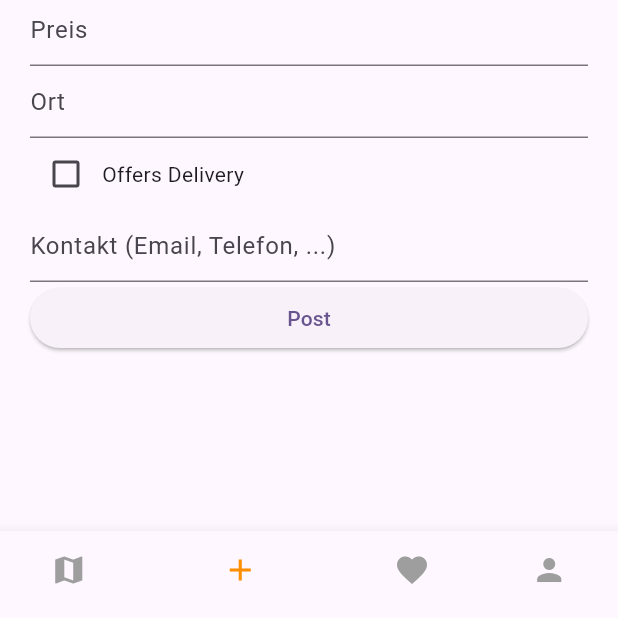
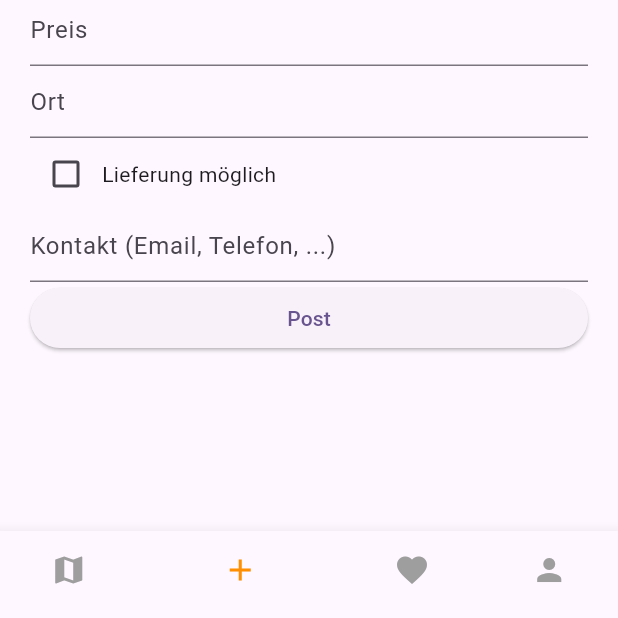
Before and after one commit to sreeroo/BookMarketplace, a Flutter app: the screen it shows after launch, item 2 of the bottom bar chosen, on a phone screen of 412 x 824 dp, the part 618-1236 px from its top. Run offline on Flutter 3.47's test engine with Material 3 defaults, Android fonts, the phone set to English and light mode, and no system bars; our stand-ins replace image_picker; network calls fail.

```diff
--- a/buecherkreisel_flutter/lib/screens/add.dart
+++ b/buecherkreisel_flutter/lib/screens/add.dart
@@ -202,7 +202,7 @@ class _AddUpdateListingFormState extends State<_AddUpdateListingForm> {
             });
           },
         ),
-        Text('Offers Delivery'),
+        Text('Lieferung möglich'),
       ],
     );
 
```
